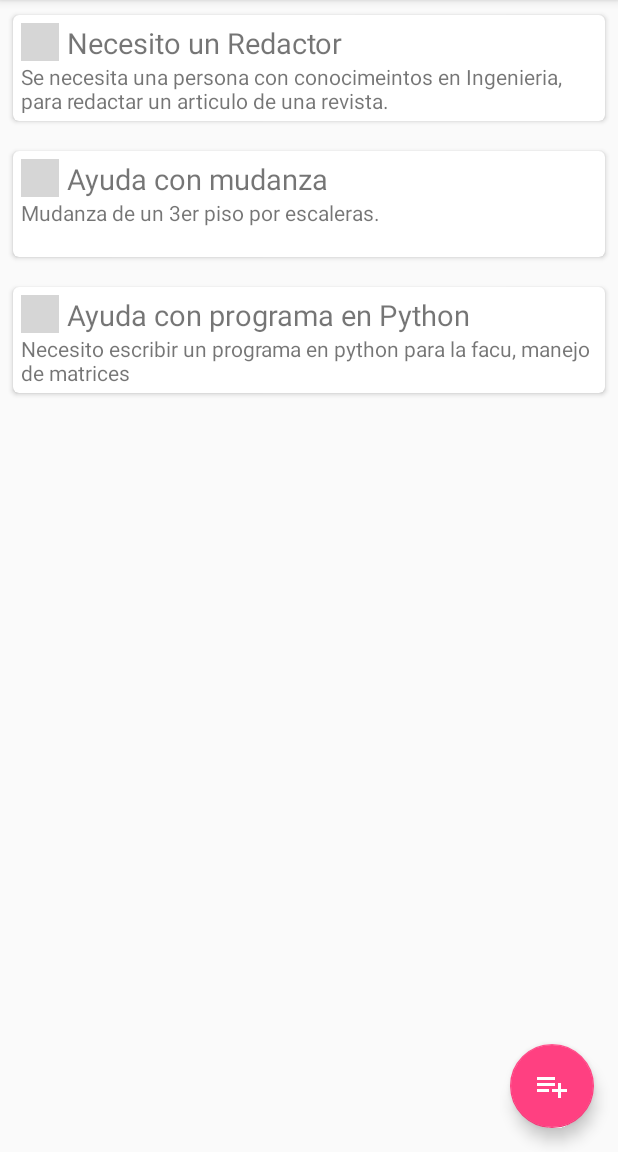
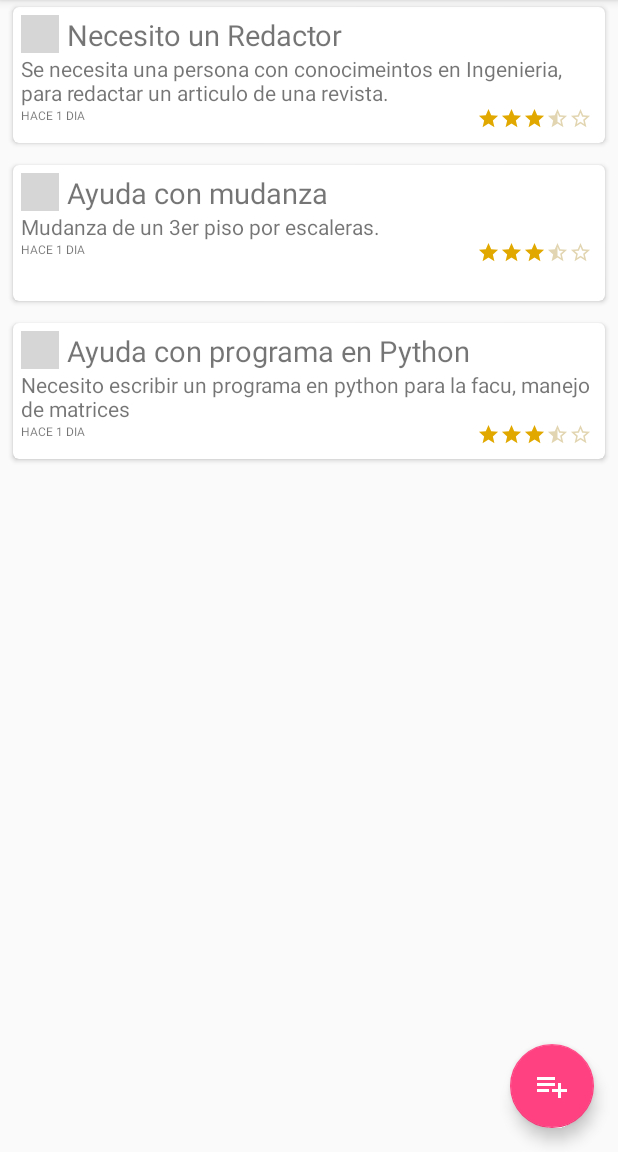
Before and after one commit to edgar-davila/quickhelp, an Android app: the MainActivity screen opened directly, with no data from a screen before it, on a phone screen of 412 x 824 dp, the part 84-1236 px from its top. Run offline under Robolectric (Android 15) with nearby library versions, the phone set to English and light mode, and no system bars; our stand-ins replace ButterKnife, Picasso; libraries missing offline, so code that uses them is left out: com.facebook, com.facebook.login; pictures from the network do not load; 5 statements that could not run were skipped; grey boxes are pictures that could not be loaded.

Commit message:
Iconos en cardview para rating

```diff
--- a/app/src/main/java/com/omsuperg/quickhelp/adapters/PeticionAdapter.java
+++ b/app/src/main/java/com/omsuperg/quickhelp/adapters/PeticionAdapter.java
@@ -8,6 +8,7 @@ import android.view.LayoutInflater;
 import android.view.View;
 import android.view.ViewGroup;
 import android.widget.ImageView;
+import android.widget.RatingBar;
 import android.widget.TextView;
 
 import com.omsuperg.quickhelp.MainActivity;
@@ -18,7 +19,8 @@ import com.squareup.picasso.Picasso;
 
 import java.util.List;
 
-public class PeticionAdapter extends RecyclerView.Adapter<PeticionAdapter.ViewHolder> {
+public class PeticionAdapter
+        extends RecyclerView.Adapter<PeticionAdapter.ViewHolder> {
     private Context context;
     private List<PeticionModel> peticionModels;
     private final PeticionListener peticionListener;
@@ -30,6 +32,7 @@ public class PeticionAdapter extends RecyclerView.Adapter<PeticionAdapter.ViewHo
         this.peticionModels = peticionModels;
     }
 
+
     @Override
     public PeticionAdapter.ViewHolder onCreateViewHolder(ViewGroup parent, int viewType) {
         View v = LayoutInflater.from(parent.getContext())
@@ -38,10 +41,11 @@ public class PeticionAdapter extends RecyclerView.Adapter<PeticionAdapter.ViewHo
         return vh;
     }
 
-    public void add(PeticionModel peticionModel){
+    public void add(PeticionModel peticionModel) {
         this.peticionModels.add(0, peticionModel);
         notifyDataSetChanged();
     }
+
 
 
     @Override
@@ -54,6 +58,7 @@ public class PeticionAdapter extends RecyclerView.Adapter<PeticionAdapter.ViewHo
                 .load("https://graph.facebook.com/" + peticionModel.getFacebookProfileId() + "/picture?type=large")
                 .transform(new CircleTransform())
                 .into(holder.imageViewCardProfilePeticion);
+
     }
 
     @Override
@@ -69,6 +74,7 @@ public class PeticionAdapter extends RecyclerView.Adapter<PeticionAdapter.ViewHo
         ImageView imageViewCardProfilePeticion;
         PeticionModel peticionModel;
         PeticionListener peticionListener;
+        RatingBar ratingBar;
 
 
         ViewHolder(View v, PeticionListener peticionListener) {
@@ -84,8 +90,8 @@ public class PeticionAdapter extends RecyclerView.Adapter<PeticionAdapter.ViewHo
             this.textviewTituloPeticion = v.findViewById(R.id.card_titulo_peticion);
             this.textviewCardDescripcion = v.findViewById(R.id.card_descripcion);
             this.imageViewCardProfilePeticion = v.findViewById(R.id.imageViewCardProfilePeticion);
+
         }
-
 
     }
 
--- /dev/null
+++ b/app/src/main/res/drawable/ic_star_border_yellow_24dp.xml
@@ -0,0 +1,9 @@
+<vector xmlns:android="http://schemas.android.com/apk/res/android"
+        android:width="24dp"
+        android:height="24dp"
+        android:viewportWidth="24.0"
+        android:viewportHeight="24.0">
+    <path
+        android:fillColor="#e2d6b2"
+        android:pathData="M22,9.24l-7.19,-0.62L12,2 9.19,8.63 2,9.24l5.46,4.73L5.82,21 12,17.27 18.18,21l-1.63,-7.03L22,9.24zM12,15.4l-3.76,2.27 1,-4.28 -3.32,-2.88 4.38,-0.38L12,6.1l1.71,4.04 4.38,0.38 -3.32,2.88 1,4.28L12,15.4z"/>
+</vector>
--- /dev/null
+++ b/app/src/main/res/drawable/ic_star_half_yellow_24dp.xml
@@ -0,0 +1,9 @@
+<vector xmlns:android="http://schemas.android.com/apk/res/android"
+        android:width="24dp"
+        android:height="24dp"
+        android:viewportWidth="24.0"
+        android:viewportHeight="24.0">
+    <path
+        android:fillColor="#e2d6b2"
+        android:pathData="M22,9.24l-7.19,-0.62L12,2 9.19,8.63 2,9.24l5.46,4.73L5.82,21 12,17.27 18.18,21l-1.63,-7.03L22,9.24zM12,15.4V6.1l1.71,4.04 4.38,0.38 -3.32,2.88 1,4.28L12,15.4z"/>
+</vector>
--- /dev/null
+++ b/app/src/main/res/drawable/ic_star_yellow_24dp.xml
@@ -0,0 +1,9 @@
+<vector xmlns:android="http://schemas.android.com/apk/res/android"
+        android:width="24dp"
+        android:height="24dp"
+        android:viewportWidth="24.0"
+        android:viewportHeight="24.0">
+    <path
+        android:fillColor="#e1a900"
+        android:pathData="M12,17.27L18.18,21l-1.64,-7.03L22,9.24l-7.19,-0.61L12,2 9.19,8.63 2,9.24l5.46,4.73L5.82,21z"/>
+</vector>
--- a/app/src/main/res/layout/my_card_peticion.xml
+++ b/app/src/main/res/layout/my_card_peticion.xml
@@ -3,8 +3,11 @@
     xmlns:card_view="http://schemas.android.com/apk/res-auto"
     xmlns:tools="http://schemas.android.com/tools"
     android:layout_width="match_parent"
-    android:layout_height="80dp"
-    android:layout_margin="5dp">
+    android:layout_height="100dp"
+
+    android:layout_marginBottom="5dp"
+    android:layout_marginLeft="5dp"
+    android:layout_marginRight="5dp">
 
     <android.support.v7.widget.CardView xmlns:card_view="http://schemas.android.com/apk/res-auto"
         android:id="@+id/card_view"
@@ -12,14 +15,14 @@
         android:layout_height="match_parent"
         android:layout_gravity="center"
         android:padding="5dp"
-        card_view:elevation="2dp"
+        card_view:cardCornerRadius="4dp"
         card_view:cardUseCompatPadding="true"
-        card_view:cardCornerRadius="4dp">
+        card_view:elevation="2dp">
 
         <RelativeLayout
-            android:padding="5dp"
             android:layout_width="match_parent"
-            android:layout_height="match_parent">
+            android:layout_height="match_parent"
+            android:padding="5dp">
 
             <ImageView
                 android:id="@+id/imageViewCardProfilePeticion"
@@ -34,8 +37,8 @@
                 android:layout_width="match_parent"
                 android:layout_height="wrap_content"
                 android:layout_toEndOf="@+id/imageViewCardProfilePeticion"
-                android:paddingLeft="5dp"
-                android:orientation="vertical">
+                android:orientation="vertical"
+                android:paddingLeft="5dp">
 
                 <TextView
                     android:id="@+id/card_titulo_peticion"
@@ -47,15 +50,63 @@
 
             </LinearLayout>
 
+            <RelativeLayout
+                android:layout_width="match_parent"
+                android:layout_height="wrap_content"
+                android:layout_below="@+id/linearLayout">
+
                 <TextView
                     android:id="@+id/card_descripcion"
                     android:layout_width="match_parent"
                     android:layout_height="wrap_content"
                     android:layout_alignParentStart="true"
-                android:layout_below="@+id/linearLayout"
                     android:ellipsize="end"
                     android:maxLines="2"
                     android:textSize="14sp" />
+
+                <TextView
+                    android:layout_width="wrap_content"
+                    android:layout_height="wrap_content"
+                    android:layout_alignParentStart="true"
+                    android:layout_below="@+id/card_descripcion"
+                    android:textSize="8sp"
+                    android:text="HACE 1 DIA" />
+
+                <LinearLayout
+                    android:layout_width="80dp"
+                    android:layout_height="wrap_content"
+                    android:layout_alignParentEnd="true"
+                    android:layout_below="@+id/card_descripcion"
+                    android:orientation="horizontal">
+
+                    <ImageView
+                        android:layout_width="15dp"
+                        android:layout_height="15dp"
+                        android:src="@drawable/ic_star_yellow_24dp" />
+
+                    <ImageView
+                        android:layout_width="15dp"
+                        android:layout_height="15dp"
+                        android:src="@drawable/ic_star_yellow_24dp" />
+
+                    <ImageView
+                        android:layout_width="15dp"
+                        android:layout_height="15dp"
+                        android:src="@drawable/ic_star_yellow_24dp" />
+
+                    <ImageView
+                        android:layout_width="15dp"
+                        android:layout_height="15dp"
+                        android:src="@drawable/ic_star_half_yellow_24dp" />
+
+                    <ImageView
+                        android:layout_width="15dp"
+                        android:layout_height="15dp"
+                        android:src="@drawable/ic_star_border_yellow_24dp" />
+
+                </LinearLayout>
+            </RelativeLayout>
+
 
         </RelativeLayout>
 
--- a/app/src/main/res/values/styles.xml
+++ b/app/src/main/res/values/styles.xml
@@ -17,4 +17,5 @@
 
     <style name="AppTheme.PopupOverlay" parent="ThemeOverlay.AppCompat.Light" />
 
+
 </resources>
```
Lines whose indentation alone changed are shown as unchanged.
